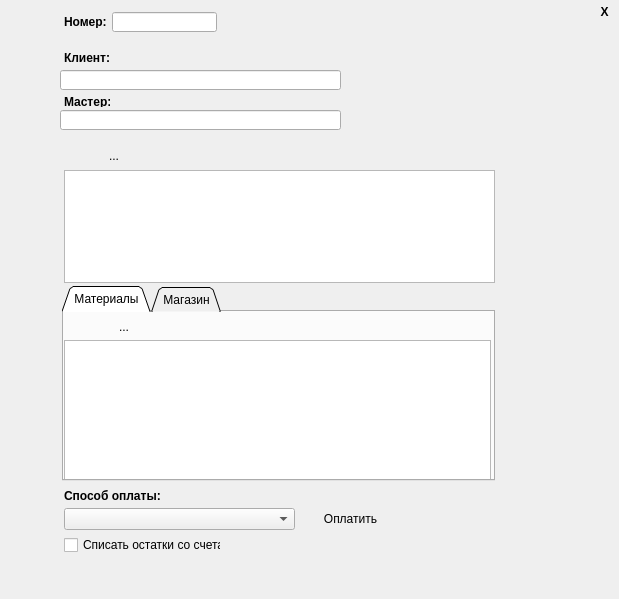
First picture: the form in frm_okazanie_uslug.ui, repository sergey4475/profi, before the edit.
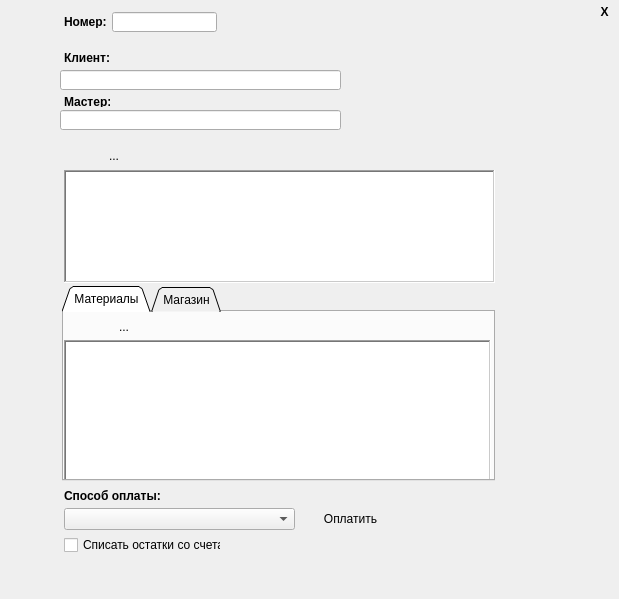
Second picture: the form after the edit. Icons and pictures are not drawn. Custom widgets are drawn as their Qt base class.

```diff
--- a/frm_okazanie_uslug.ui
+++ b/frm_okazanie_uslug.ui
@@ -137,6 +137,9 @@
      <height>113</height>
     </rect>
    </property>
+   <property name="frameShape">
+    <enum>QFrame::WinPanel</enum>
+   </property>
    <attribute name="verticalHeaderVisible">
     <bool>false</bool>
    </attribute>
@@ -322,6 +325,9 @@
        <height>141</height>
       </rect>
      </property>
+     <property name="frameShape">
+      <enum>QFrame::WinPanel</enum>
+     </property>
     </widget>
    </widget>
    <widget class="QWidget" name="tab">
```
Left out of the diff: 6 changed lines with no effect on the pictures.
